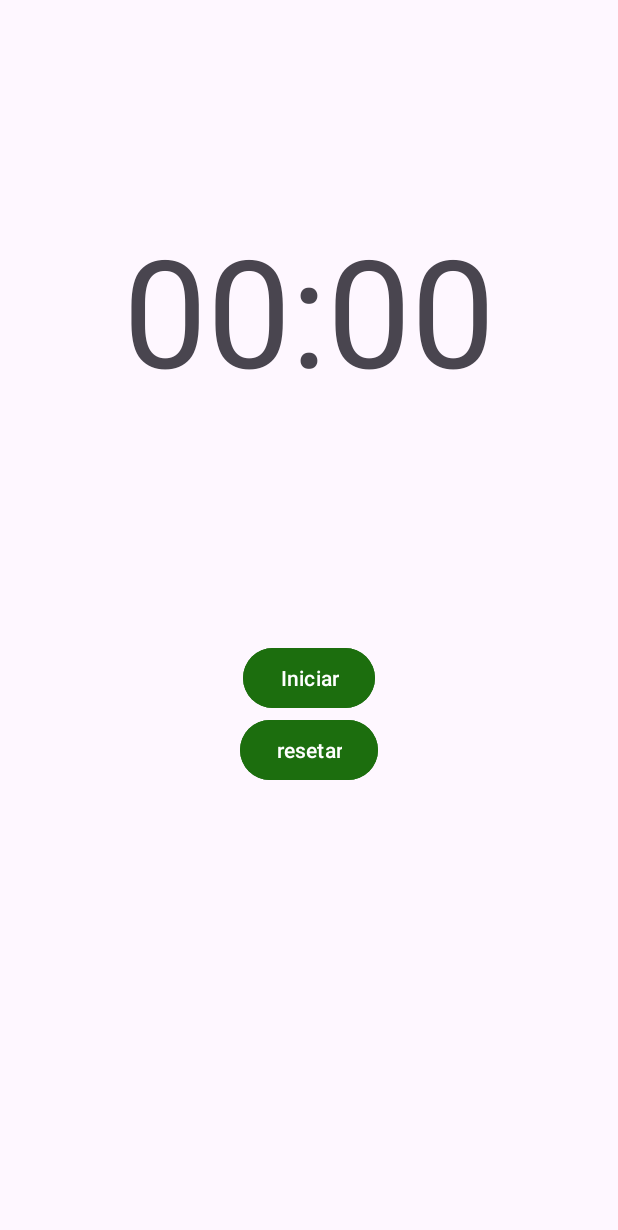
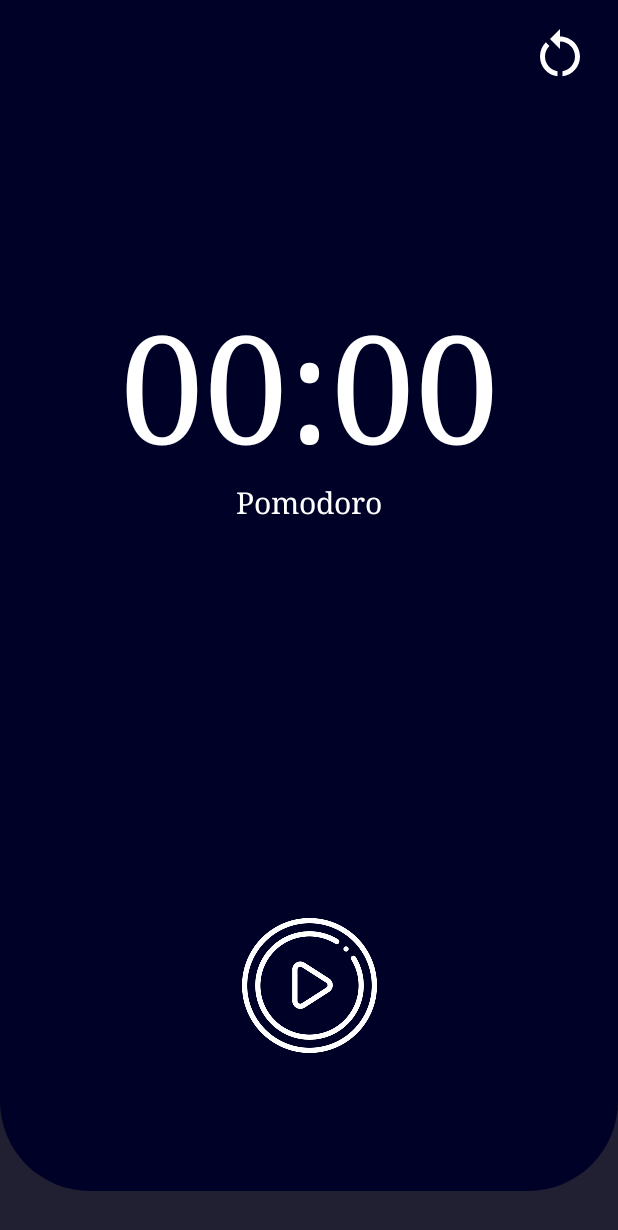
Before and after one commit to mike-kt/pomodoro, an Android app: the screen it shows after launch (MainActivity), on a phone screen of 412 x 824 dp. Shown: the top 1230 px of the screen. Run offline under Robolectric (Android 15) with nearby library versions, the phone set to English and light mode, and no system bars.

Commit message:
Added progress bar on app

```diff
--- a/app/src/main/java/com/example/firstclock/MainActivity.kt
+++ b/app/src/main/java/com/example/firstclock/MainActivity.kt
@@ -5,18 +5,22 @@ import androidx.appcompat.app.AppCompatActivity
 import android.os.Bundle
 import android.os.CountDownTimer
 import android.widget.Button
+import android.widget.ImageView
+import android.widget.ProgressBar
 import android.widget.TextView
 
 class MainActivity : AppCompatActivity() {
     private lateinit var countdownTextView: TextView
-    private lateinit var startButton: Button
-    private lateinit var btnReset: Button
+    private lateinit var txtInfo: TextView
+    private lateinit var startButton: ImageView
+    private lateinit var btnReset: ImageView
+
+    private lateinit var progressBar: ProgressBar
 
     private var isCountdownRunning = false
     private val totalMillis = 25 * 60 * 1000 //25 minbutes in milliseconds
     private val secondCountdownMillis = 5 * 60 * 1000 //5 minutes in milliseconds
 
-    private val testSeconds = 1 * 60 * 1000
 
     private var remainingMillis = totalMillis
     private var countDownTimer: CountDownTimer? = null
@@ -30,15 +34,20 @@ class MainActivity : AppCompatActivity() {
         setContentView(R.layout.activity_main)
 
         countdownTextView = findViewById(R.id.countdownTextView)
+        txtInfo = findViewById(R.id.txtInfo)
         startButton = findViewById(R.id.btnStart)
         btnReset = findViewById(R.id.btnReset)
+
+        progressBar = findViewById(R.id.progressBar)
+        progressBar.max = totalMillis.toInt()
+
 
         startButton.setOnClickListener {
             if (isCountdownRunning) {
                 pauseCountdown()
             } else {
                 if (!isSecondCountdown) {
-                    startCountdown(testSeconds.toLong())
+                    startCountdown(totalMillis.toLong())
                 } else {
                     startCountdown(secondCountdownMillis.toLong())
                 }
@@ -62,27 +71,28 @@ class MainActivity : AppCompatActivity() {
                 isCountdownRunning = true
                 remainingMillis = millisUntilFinished.toInt()
                 updateCountdownText()
+                progressBar.progress = remainingMillis
             }
 
             override fun onFinish() {
                 isCountdownRunning = false
                 if (!isSecondCountdown) {
-                    countdownTextView.text = "Tempo esgotado!"
+                    txtInfo.text = "Rest time"
                     isSecondCountdown = true
                     startCountdown(secondCountdownMillis.toLong())
                 } else {
-                    countdownTextView.text = "Tempo de descanço esgotado!"
+                    txtInfo.text = "Tempo de descanço esgotado!"
                 }
             }
         }
         countDownTimer?.start()
-        startButton.text = "pausar"
+        startButton.setImageResource(R.drawable.pausa)
     }
 
     private fun pauseCountdown() {
         countDownTimer?.cancel()
         isCountdownRunning = false
-        startButton.text = "iniciar"
+        startButton.setImageResource(R.drawable.play)
         pausedMillis = remainingMillis.toLong() //saved the ramain time
     }
 
@@ -95,12 +105,15 @@ class MainActivity : AppCompatActivity() {
     }
 
     private fun resetCountdown() {
-        countDownTimer?.cancel()
+        if (isCountdownRunning){
+            countDownTimer?.cancel()
+        }
         isCountdownRunning = false
         isSecondCountdown = false
         remainingMillis = totalMillis
         updateCountdownText()
-        startButton.text = "iniciar"
+        progressBar.progress = totalMillis
+        startButton.setImageResource(R.drawable.play)
     }
 
 }
--- /dev/null
+++ b/app/src/main/res/drawable/custom_progress_bar.xml
@@ -0,0 +1,28 @@
+<?xml version="1.0" encoding="utf-8"?>
+<layer-list xmlns:android="http://schemas.android.com/apk/res/android">
+    <item android:id="@android:id/background">
+        <shape
+            android:innerRadiusRatio="3"
+            android:shape="ring"
+            android:thicknessRatio="20"
+            android:useLevel="false">
+            <solid android:color="@color/darkBlue" />
+        </shape>
+    </item>
+    <item android:id="@android:id/progress">
+        <rotate
+            android:fromDegrees="0"
+            android:toDegrees="360">
+            <shape
+                android:innerRadiusRatio="3"
+                android:shape="ring"
+                android:thicknessRatio="20"
+                android:useLevel="true">
+                <gradient
+                    android:endColor="@color/shinyBlue"
+                    android:startColor="@color/darkBlue"
+                    android:type="sweep" />
+            </shape>
+        </rotate>
+    </item>
+</layer-list>
--- /dev/null
+++ b/app/src/main/res/drawable/restart.xml
@@ -0,0 +1,6 @@
+<vector android:height="24dp" android:tint="#000000"
+    android:viewportHeight="24" android:viewportWidth="24"
+    android:width="24dp" xmlns:android="http://schemas.android.com/apk/res/android">
+    <path android:fillColor="@android:color/white" android:pathData="M12,5V2L8,6l4,4V7c3.31,0 6,2.69 6,6c0,2.97 -2.17,5.43 -5,5.91v2.02c3.95,-0.49 7,-3.85 7,-7.93C20,8.58 16.42,5 12,5z"/>
+    <path android:fillColor="@android:color/white" android:pathData="M6,13c0,-1.65 0.67,-3.15 1.76,-4.24L6.34,7.34C4.9,8.79 4,10.79 4,13c0,4.08 3.05,7.44 7,7.93v-2.02C8.17,18.43 6,15.97 6,13z"/>
+</vector>
--- /dev/null
+++ b/app/src/main/res/drawable/rounded_image.xml
@@ -0,0 +1,9 @@
+<?xml version="1.0" encoding="utf-8"?>
+<shape xmlns:android="http://schemas.android.com/apk/res/android">
+    <corners
+        android:topLeftRadius="0dp"
+        android:topRightRadius="0dp"
+        android:bottomLeftRadius="60dp"
+        android:bottomRightRadius="60dp" /> <!-- Ajuste o valor de "radius" para controlar o arredondamento das bordas inferiores -->
+    <solid android:color="@color/darkBlue" />
+</shape>
--- a/app/src/main/res/layout/activity_main.xml
+++ b/app/src/main/res/layout/activity_main.xml
@@ -4,45 +4,88 @@
     xmlns:tools="http://schemas.android.com/tools"
     android:layout_width="match_parent"
     android:layout_height="match_parent"
+    android:background="@color/gray"
     tools:context=".MainActivity">
+
+    <ImageView
+        android:layout_width="match_parent"
+        android:layout_height="match_parent"
+        android:layout_marginBottom="30dp"
+        android:src="@drawable/rounded_image"
+        app:layout_constraintBottom_toBottomOf="parent"
+        app:layout_constraintLeft_toLeftOf="parent"
+        app:layout_constraintRight_toRightOf="parent"
+        app:layout_constraintTop_toTopOf="parent" />
 
     <TextView
         android:id="@+id/countdownTextView"
         android:layout_width="wrap_content"
         android:layout_height="wrap_content"
+        android:layout_marginTop="100dp"
+        android:fontFamily="fantasy"
         android:text="00:00"
+        android:textColor="@color/white"
         android:textSize="100sp"
-        app:layout_constraintTop_toTopOf="parent"
+        app:layout_constraintBottom_toTopOf="@+id/guideline"
+        app:layout_constraintEnd_toEndOf="parent"
         app:layout_constraintStart_toStartOf="parent"
-        app:layout_constraintEnd_toEndOf="parent"
-        app:layout_constraintBottom_toTopOf="@+id/guideline"/>
+        app:layout_constraintTop_toTopOf="parent" />
 
-    <Button
-        android:id="@+id/btnStart"
+    <TextView
+        android:id="@+id/txtInfo"
         android:layout_width="wrap_content"
         android:layout_height="wrap_content"
+        android:fontFamily="fantasy"
+        android:text="Pomodoro"
+        android:textColor="@color/white"
+        android:textSize="20sp"
+        app:layout_constraintLeft_toLeftOf="parent"
+        app:layout_constraintRight_toRightOf="parent"
+        app:layout_constraintTop_toBottomOf="@+id/countdownTextView" />
+
+    <ProgressBar
+        android:id="@+id/progressBar"
+        style="?android:attr/progressBarStyleHorizontal"
+        android:layout_width="480dp"
+        android:layout_height="480dp"
+        android:layout_marginTop="35dp"
+        android:progressDrawable="@drawable/custom_progress_bar"
+        app:layout_constraintLeft_toLeftOf="parent"
+        app:layout_constraintRight_toRightOf="parent"
+        app:layout_constraintTop_toTopOf="parent" />
+
+    <ImageView
+        android:id="@+id/btnStart"
+        android:layout_width="90dp"
+        android:layout_height="90dp"
         android:layout_marginTop="16dp"
-        android:backgroundTint="#1C6E0E"
-        android:text="Iniciar"
+        android:clickable="true"
+        android:src="@drawable/play"
+        app:layout_constraintEnd_toEndOf="parent"
+        app:layout_constraintStart_toStartOf="parent"
         app:layout_constraintTop_toBottomOf="@+id/guideline"
-        app:layout_constraintStart_toStartOf="parent"
-        app:layout_constraintEnd_toEndOf="parent"
-        />
+        app:layout_goneMarginTop="200dp" />
 
-    <Button
+    <ImageView
         android:id="@+id/btnReset"
+        android:layout_width="40dp"
+        android:layout_height="40dp"
+        android:layout_marginLeft="350dp"
+        android:layout_marginTop="16dp"
+        android:layout_marginRight="16dp"
+        android:clickable="true"
+        android:src="@drawable/restart"
+        app:layout_constraintLeft_toLeftOf="parent"
+        app:layout_constraintRight_toRightOf="parent"
+        app:layout_constraintTop_toBottomOf="@+id/btnStart"
+        app:layout_constraintTop_toTopOf="parent"
+        app:tint="@color/white" />
+
+    <androidx.constraintlayout.widget.Guideline
+        android:id="@+id/guideline"
         android:layout_width="wrap_content"
         android:layout_height="wrap_content"
-        android:text="resetar"
-        app:layout_constraintTop_toBottomOf="@+id/btnStart"
-        app:layout_constraintStart_toStartOf="parent"
-        android:backgroundTint="#1C6E0E"
-        app:layout_constraintEnd_toEndOf="parent"/>
-    <androidx.constraintlayout.widget.Guideline
-        android:layout_width="wrap_content"
-        android:layout_height="wrap_content"
-        android:id="@+id/guideline"
         android:orientation="horizontal"
-        app:layout_constraintGuide_percent="0.5"/>
+        app:layout_constraintGuide_percent="0.5" />
 
 </androidx.constraintlayout.widget.ConstraintLayout>
--- a/app/src/main/res/values/colors.xml
+++ b/app/src/main/res/values/colors.xml
@@ -2,4 +2,7 @@
 <resources>
     <color name="black">#FF000000</color>
     <color name="white">#FFFFFFFF</color>
+    <color name="gray">#212032</color>
+    <color name="darkBlue">#000127</color>
+    <color name="shinyBlue">#00E1FF</color>
 </resources>
--- a/build.gradle
+++ b/build.gradle
@@ -1,6 +1,6 @@
 // Top-level build file where you can add configuration options common to all sub-projects/modules.
 plugins {
-    id 'com.android.application' version '8.0.0' apply false
-    id 'com.android.library' version '8.0.0' apply false
+    id 'com.android.application' version '8.1.1' apply false
+    id 'com.android.library' version '8.1.1' apply false
     id 'org.jetbrains.kotlin.android' version '1.8.0' apply false
 }
```
Also changed, not shown: app/src/main/res/drawable/pausa.png (added), app/src/main/res/drawable/play.png (added).
